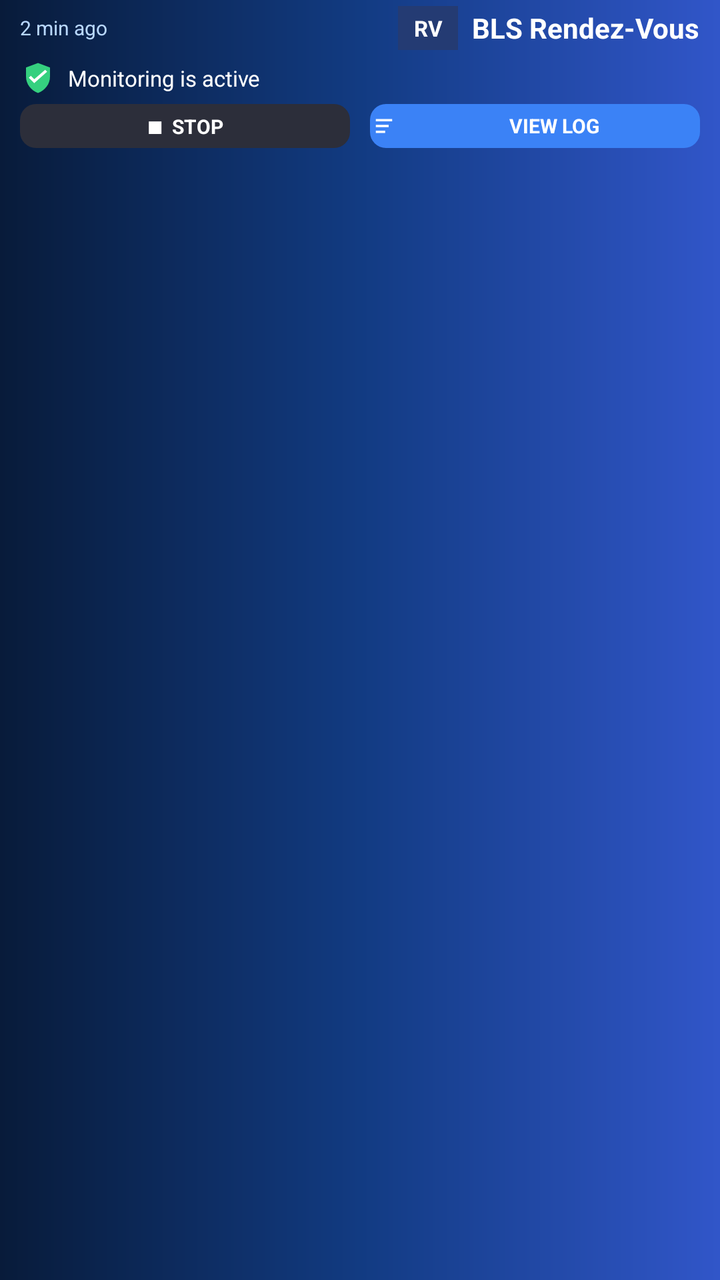
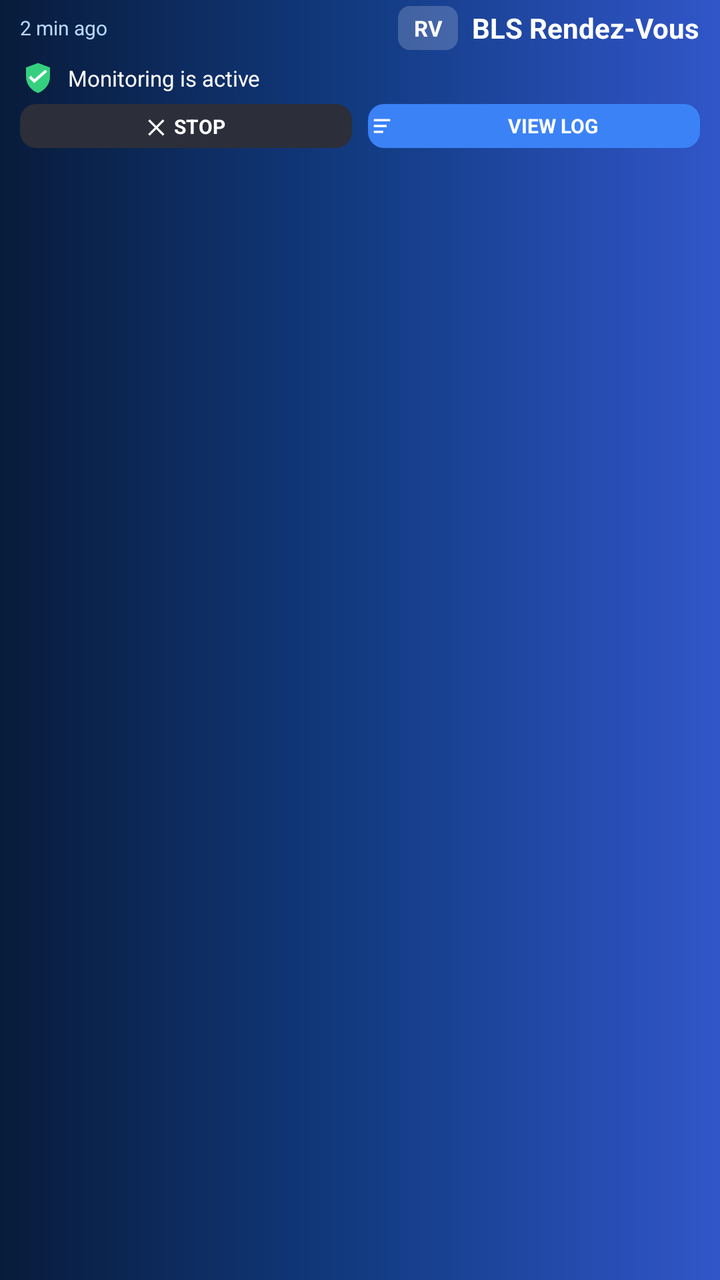

The first picture is an Android layout as it rendered before a commit; the second is the same layout after the commit. The layout source and the unified diff follow.
<!-- AndroidManifest.xml: application theme android:Theme.Material.Light.NoActionBar -->
<!-- res/layout/notification_monitoring.xml -->
<?xml version="1.0" encoding="utf-8"?>
<LinearLayout
    xmlns:android="http://schemas.android.com/apk/res/android"
    android:layout_width="match_parent"
    android:layout_height="76dp"
    android:orientation="vertical"
    android:background="@drawable/notification_header_bg"
    android:paddingStart="10dp"
    android:paddingEnd="10dp">

    
    
    

    <LinearLayout
        android:layout_width="match_parent"
        android:layout_height="28dp"
        android:orientation="horizontal"
        android:gravity="center_vertical">

        

        <TextView
            android:id="@+id/notification_time"
            android:layout_width="0dp"
            android:layout_height="match_parent"
            android:layout_weight="1"
            android:gravity="center_vertical"
            android:text="2 min ago"
            android:textColor="#B9D8FF"
            android:textSize="10sp"
            android:maxLines="1" />

        

        <TextView
            android:id="@+id/notification_rv"
            android:layout_width="30dp"
            android:layout_height="22dp"
            android:gravity="center"
            android:text="RV"
            android:textColor="#FFFFFF"
            android:textSize="11sp"
            android:textStyle="bold"
            android:background="#243B73" />

        

        <TextView
            android:id="@+id/notification_title"
            android:layout_width="wrap_content"
            android:layout_height="match_parent"
            android:paddingStart="7dp"
            android:gravity="center_vertical"
            android:text="BLS Rendez-Vous"
            android:textColor="#FFFFFF"
            android:textSize="14sp"
            android:textStyle="bold"
            android:maxLines="1" />

    </LinearLayout>


    
    
    

    <LinearLayout
        android:layout_width="match_parent"
        android:layout_height="22dp"
        android:orientation="horizontal"
        android:gravity="center_vertical">

        <ImageView
            android:layout_width="18dp"
            android:layout_height="18dp"
            android:src="@drawable/ic_monitoring_shield"
            android:contentDescription="@null" />

        <TextView
            android:id="@+id/notification_description"
            android:layout_width="wrap_content"
            android:layout_height="match_parent"
            android:paddingStart="6dp"
            android:gravity="center_vertical"
            android:text="Monitoring is active"
            android:textColor="#FFFFFF"
            android:textSize="11sp"
            android:maxLines="1" />

    </LinearLayout>


    
    
    

    <LinearLayout
        android:layout_width="match_parent"
        android:layout_height="26dp"
        android:orientation="horizontal"
        android:gravity="center_vertical">

        <TextView
            android:id="@+id/notification_stop"
            android:layout_width="0dp"
            android:layout_height="22dp"
            android:layout_weight="1"
            android:layout_marginEnd="5dp"
            android:gravity="center"
            android:text="■  STOP"
            android:textColor="#FFFFFF"
            android:textSize="10sp"
            android:textStyle="bold"
            android:background="@drawable/notification_stop_bg" />

        <TextView
            android:id="@+id/notification_log"
            android:layout_width="0dp"
            android:layout_height="22dp"
            android:layout_weight="1"
            android:layout_marginStart="5dp"
            android:gravity="center"
            android:text="VIEW LOG"
            android:textColor="#FFFFFF"
            android:textSize="10sp"
            android:textStyle="bold"
            android:drawableStart="@drawable/ic_notification_log"
            android:drawablePadding="5dp"
            android:background="@drawable/notification_log_bg" />

    </LinearLayout>

</LinearLayout>
<!-- resources referenced by this layout -->
<resources>
  <!-- drawable ic_monitoring_shield (drawable) -->
  <?xml version="1.0" encoding="utf-8"?>
  <vector
      xmlns:android="http://schemas.android.com/apk/res/android"
      android:width="18dp"
      android:height="18dp"
      android:viewportWidth="24"
      android:viewportHeight="24">
  
      
      <path
          android:fillColor="#35D07F"
          android:pathData="M12,2
                            L20,5
                            L20,11
                            C20,16 16.8,20.2 12,22
                            C7.2,20.2 4,16 4,11
                            L4,5
                            Z" />
  
      
      <path
          android:fillColor="#FFFFFF"
          android:pathData="M9.5,12.8
                            L7.2,10.5
                            L5.9,11.8
                            L9.5,15.4
                            L18.1,7.8
                            L16.8,6.5
                            Z" />
  
  </vector>
  <!-- drawable ic_notification_log (drawable) -->
  <?xml version="1.0" encoding="utf-8"?>
  <vector
      xmlns:android="http://schemas.android.com/apk/res/android"
      android:width="14dp"
      android:height="14dp"
      android:viewportWidth="24"
      android:viewportHeight="24">
  
      <path
          android:fillColor="#FFFFFF"
          android:pathData="M5,6
                            L19,6
                            L19,8
                            L5,8
                            Z
                            M5,11
                            L16,11
                            L16,13
                            L5,13
                            Z
                            M5,16
                            L13,16
                            L13,18
                            L5,18
                            Z" />
  
  </vector>
  <!-- drawable notification_header_bg (drawable) -->
  <?xml version="1.0" encoding="utf-8"?>
  <shape
      xmlns:android="http://schemas.android.com/apk/res/android"
      android:shape="rectangle">
  
      <gradient
          android:type="linear"
          android:angle="0"
          android:startColor="#081B3A"
          android:centerColor="#123B82"
          android:endColor="#3156C9" />
  
  </shape>
  <!-- drawable notification_log_bg (drawable) -->
  <?xml version="1.0" encoding="utf-8"?>
  <shape
      xmlns:android="http://schemas.android.com/apk/res/android"
      android:shape="rectangle">
  
      <solid
          android:color="#3B82F6" />
  
      <corners
          android:radius="8dp" />
  
  </shape>
  <!-- drawable notification_stop_bg (drawable) -->
  <?xml version="1.0" encoding="utf-8"?>
  <shape
      xmlns:android="http://schemas.android.com/apk/res/android"
      android:shape="rectangle">
  
      <solid
          android:color="#2C2E3A" />
  
      <corners
          android:radius="8dp" />
  
  </shape>
</resources>

<!-- the commit's change to res/layout/notification_monitoring.xml (unified diff, before → after) -->
@@ -42,7 +42,7 @@
             android:textColor="#FFFFFF"
             android:textSize="11sp"
             android:textStyle="bold"
-            android:background="#243B73" />
+            android:background="@drawable/notification_rv_bg" />
 
         
 
@@ -106,9 +106,9 @@
             android:layout_width="0dp"
             android:layout_height="22dp"
             android:layout_weight="1"
-            android:layout_marginEnd="5dp"
+            android:layout_marginEnd="4dp"
             android:gravity="center"
-            android:text="■  STOP"
+            android:text="✕  STOP"
             android:textColor="#FFFFFF"
             android:textSize="10sp"
             android:textStyle="bold"
@@ -119,7 +119,7 @@
             android:layout_width="0dp"
             android:layout_height="22dp"
             android:layout_weight="1"
-            android:layout_marginStart="5dp"
+            android:layout_marginStart="4dp"
             android:gravity="center"
             android:text="VIEW LOG"
             android:textColor="#FFFFFF"
<!-- resource entries referenced after the edit -->
@@ -87,6 +87,19 @@
           android:radius="8dp" />
   
   </shape>
+  <!-- drawable notification_rv_bg (drawable) -->
+  <?xml version="1.0" encoding="utf-8"?>
+  <shape
+      xmlns:android="http://schemas.android.com/apk/res/android"
+      android:shape="rectangle">
+  
+      <solid
+          android:color="#30FFFFFF" />
+  
+      <corners
+          android:radius="6dp" />
+  
+  </shape>
   <!-- drawable notification_stop_bg (drawable) -->
   <?xml version="1.0" encoding="utf-8"?>
   <shape
